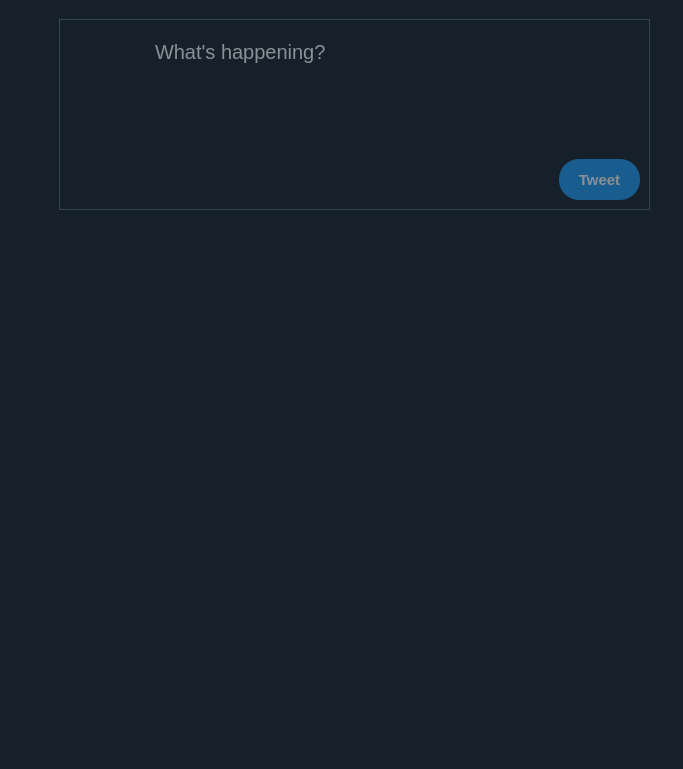
Old version of the form Gui.ui in the repository rrliang/twitter_sentiment_analysis_bot.
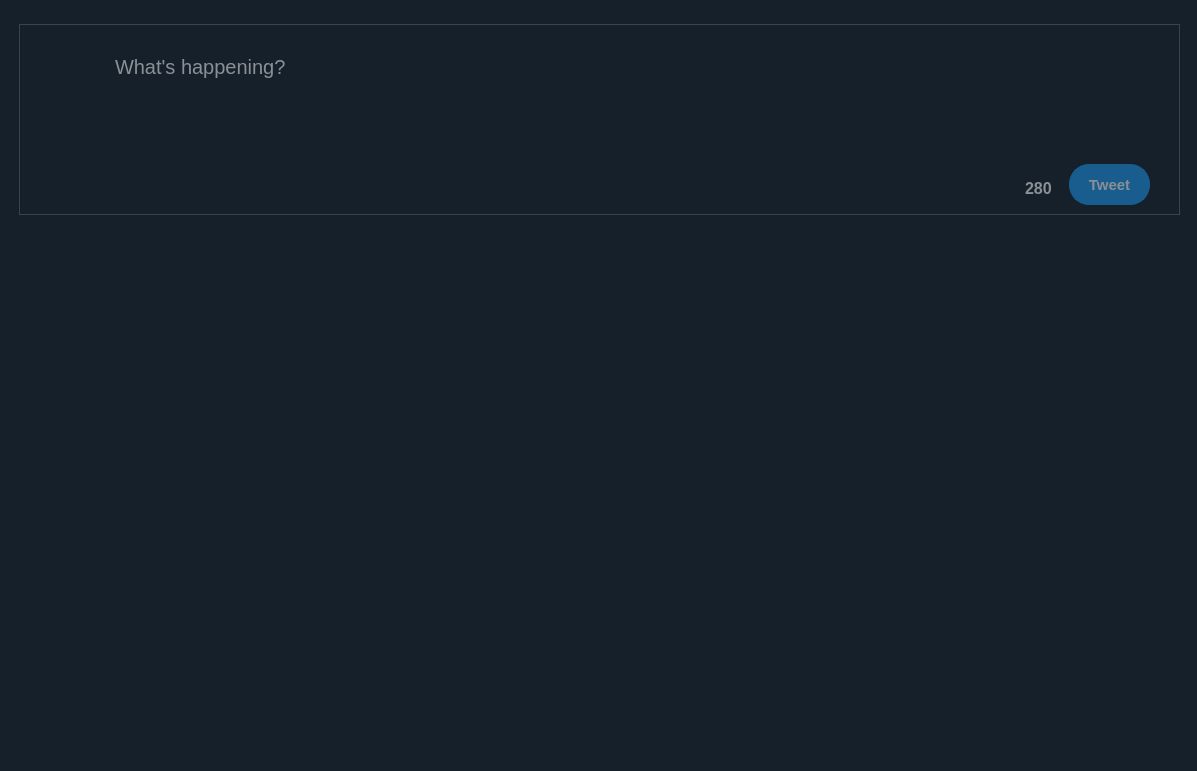
New version of the form. Icons and pictures are not drawn.

```diff
--- a/Gui.ui
+++ b/Gui.ui
@@ -6,8 +6,8 @@
    <rect>
     <x>0</x>
     <y>0</y>
-    <width>683</width>
-    <height>769</height>
+    <width>1197</width>
+    <height>771</height>
    </rect>
   </property>
   <property name="windowTitle">
@@ -44,68 +44,17 @@
         <rect>
          <x>0</x>
          <y>0</y>
-         <width>665</width>
-         <height>710</height>
+         <width>1179</width>
+         <height>702</height>
         </rect>
        </property>
-       <widget class="QPushButton" name="tweetButton">
-        <property name="enabled">
-         <bool>false</bool>
-        </property>
-        <property name="geometry">
-         <rect>
-          <x>550</x>
-          <y>150</y>
-          <width>81</width>
-          <height>41</height>
-         </rect>
-        </property>
-        <property name="font">
-         <font>
-          <family>Segoe UI</family>
-          <pointsize>-1</pointsize>
-          <weight>75</weight>
-          <bold>true</bold>
-         </font>
-        </property>
-        <property name="cursor">
-         <cursorShape>OpenHandCursor</cursorShape>
-        </property>
-        <property name="styleSheet">
-         <string notr="true">QPushButton {
-background-color:rgb(29,155,240);
-color:white;
-font-size:15px;
-border-width:2px;
-border-radius:20px;
-border-color:rgb(29,155,240);
-}
-
-QPushButton:hover:!pressed {
-background-color:rgb(26,140,216);
-}
-
-
-QPushButton:pressed {
-background-color:rgb(23,124,192);
-}
-
-QPushButton:disabled {
-background-color:rgb(25,93,142);
-color:rgb(138,143,149);
-}</string>
-        </property>
-        <property name="text">
-         <string>Tweet</string>
-        </property>
-       </widget>
        <widget class="QTextEdit" name="textEdit">
         <property name="geometry">
          <rect>
-          <x>130</x>
-          <y>15</y>
-          <width>481</width>
-          <height>131</height>
+          <x>90</x>
+          <y>30</y>
+          <width>1051</width>
+          <height>121</height>
          </rect>
         </property>
         <property name="sizePolicy">
@@ -149,12 +98,18 @@
        <widget class="QListWidget" name="listWidget">
         <property name="geometry">
          <rect>
-          <x>50</x>
-          <y>200</y>
-          <width>611</width>
-          <height>511</height>
+          <x>10</x>
+          <y>190</y>
+          <width>1161</width>
+          <height>501</height>
          </rect>
         </property>
+        <property name="sizePolicy">
+         <sizepolicy hsizetype="Minimum" vsizetype="Minimum">
+          <horstretch>0</horstretch>
+          <verstretch>1</verstretch>
+         </sizepolicy>
+        </property>
         <property name="styleSheet">
          <string notr="true">QScrollBar:vertical {              
             border: none;
@@ -184,6 +139,9 @@
         <property name="frameShape">
          <enum>QFrame::NoFrame</enum>
         </property>
+        <property name="verticalScrollBarPolicy">
+         <enum>Qt::ScrollBarAsNeeded</enum>
+        </property>
         <property name="horizontalScrollBarPolicy">
          <enum>Qt::ScrollBarAlwaysOff</enum>
         </property>
@@ -196,13 +154,19 @@
         <property name="verticalScrollMode">
          <enum>QAbstractItemView::ScrollPerPixel</enum>
         </property>
+        <property name="horizontalScrollMode">
+         <enum>QAbstractItemView::ScrollPerPixel</enum>
+        </property>
+        <property name="isWrapping" stdset="0">
+         <bool>false</bool>
+        </property>
        </widget>
        <widget class="QFrame" name="frame">
         <property name="geometry">
          <rect>
-          <x>50</x>
-          <y>10</y>
-          <width>591</width>
+          <x>10</x>
+          <y>15</y>
+          <width>1161</width>
           <height>191</height>
          </rect>
         </property>
@@ -229,9 +193,96 @@
 border:none;</string>
          </property>
          <property name="text">
-          <string>&lt;html&gt;&lt;head/&gt;&lt;body&gt;&lt;p&gt;&lt;img src=&quot;C:/Users/Rachel Liang/Documents/pyQtExperimentation/Resources/twitterpfp.ico&quot;/&gt;&lt;/p&gt;&lt;/body&gt;&lt;/html&gt;</string>
+          <string>&lt;html&gt;&lt;head/&gt;&lt;body&gt;&lt;p&gt;&lt;img src=&quot;Resources/twitterpfp.ico&quot;/&gt;&lt;/p&gt;&lt;/body&gt;&lt;/html&gt;</string>
          </property>
         </widget>
+        <widget class="QPushButton" name="tweetButton">
+         <property name="enabled">
+          <bool>false</bool>
+         </property>
+         <property name="geometry">
+          <rect>
+           <x>1050</x>
+           <y>140</y>
+           <width>81</width>
+           <height>41</height>
+          </rect>
+         </property>
+         <property name="font">
+          <font>
+           <family>Segoe UI</family>
+           <pointsize>-1</pointsize>
+           <weight>75</weight>
+           <bold>true</bold>
+          </font>
+         </property>
+         <property name="cursor">
+          <cursorShape>OpenHandCursor</cursorShape>
+         </property>
+         <property name="styleSheet">
+          <string notr="true">QPushButton {
+background-color:rgb(29,155,240);
+color:white;
+font-size:15px;
+border-width:2px;
+border-radius:20px;
+border-color:rgb(29,155,240);
+}
+
+QPushButton:hover:!pressed {
+background-color:rgb(26,140,216);
+}
+
+
+QPushButton:pressed {
+background-color:rgb(23,124,192);
+}
+
+QPushButton:disabled {
+background-color:rgb(25,93,142);
+color:rgb(138,143,149);
+border-color:rgb(25,93,142);
+}</string>
+         </property>
+         <property name="text">
+          <string>Tweet</string>
+         </property>
+        </widget>
+        <widget class="QLabel" name="limit">
+         <property name="geometry">
+          <rect>
+           <x>990</x>
+           <y>140</y>
+           <width>61</width>
+           <height>48</height>
+          </rect>
+         </property>
+         <property name="font">
+          <font>
+           <family>Segoe UI</family>
+           <pointsize>-1</pointsize>
+           <weight>75</weight>
+           <bold>true</bold>
+          </font>
+         </property>
+         <property name="styleSheet">
+          <string notr="true">color:rgb(138, 144, 149);
+font-size:16px;
+overflow: hidden;
+padding: 12px;
+position: relative;
+white-space: pre-wrap;
+min-height: 24px;
+max-height: 720px;
+border: 0;</string>
+         </property>
+         <property name="text">
+          <string>280</string>
+         </property>
+        </widget>
+        <zorder>label</zorder>
+        <zorder>limit</zorder>
+        <zorder>tweetButton</zorder>
        </widget>
        <zorder>listWidget</zorder>
        <zorder>frame</zorder>
```
Left out of the diff: 8 changed lines with no effect on the pictures.
